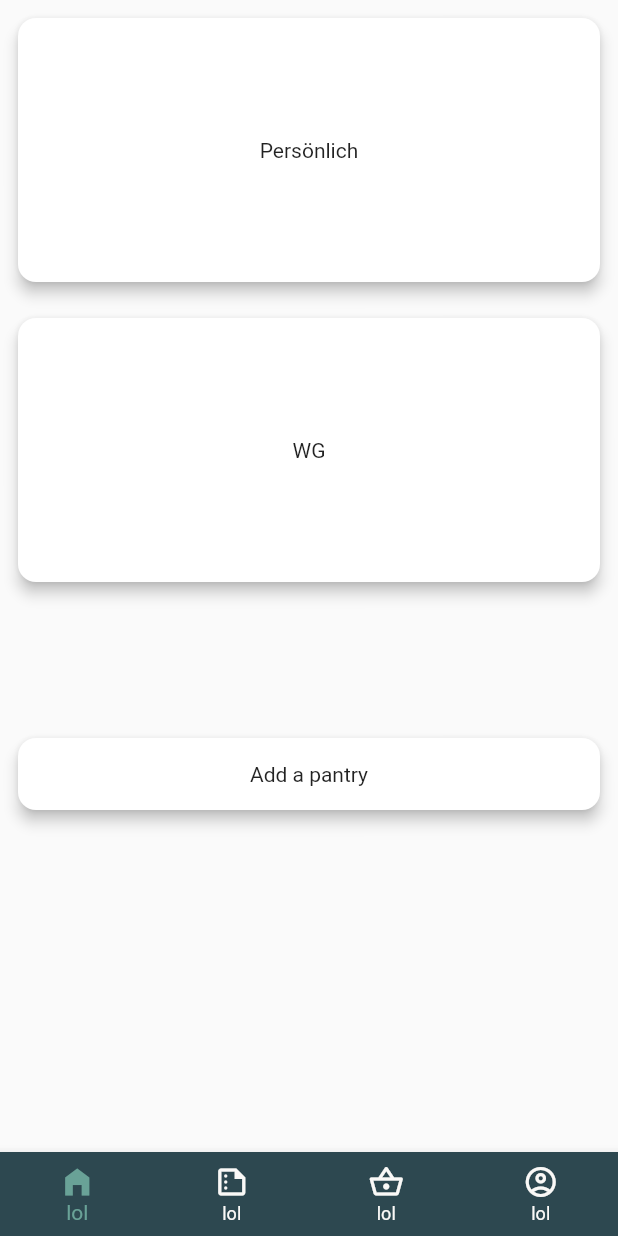
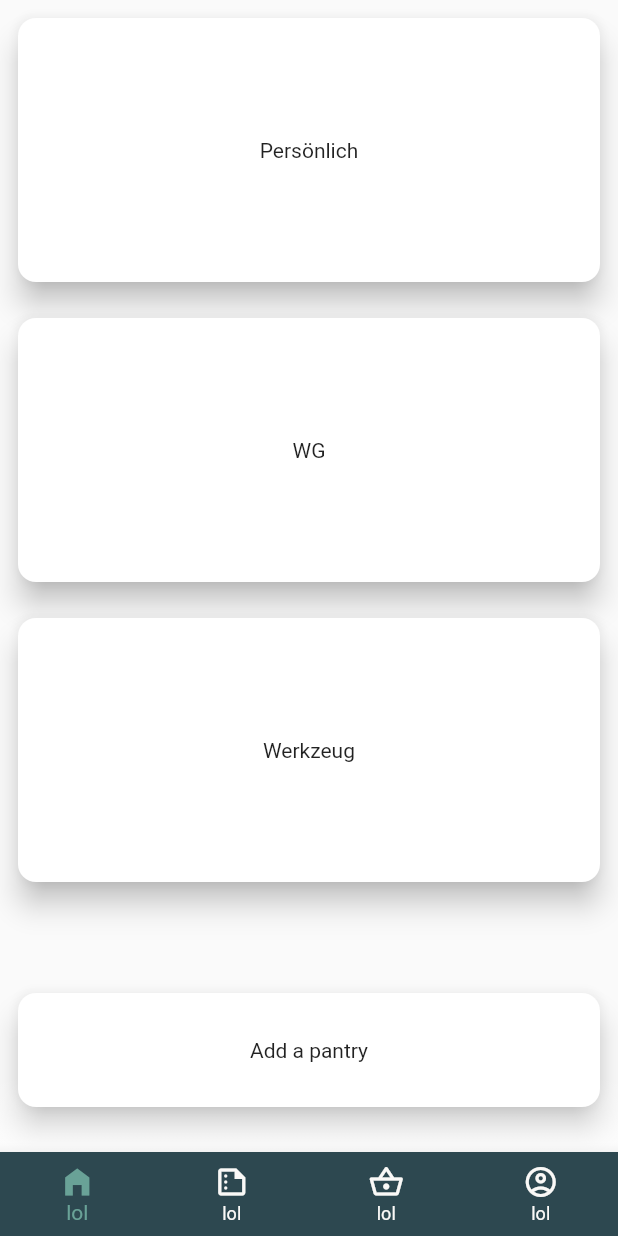
Before and after one commit to JMPorcher/shared-pantry, a Flutter app: the screen it shows after launch, on a phone screen of 412 x 824 dp. Run offline on Flutter 3.47's test engine with Material 2 defaults, Android fonts, the phone set to English and light mode, and no system bars; our stand-ins replace firebase_auth, firebase_core, flutter_svg, shared_preferences; missing offline and left inert: loop_page_view; accounts and stored records are empty.

Commit message:
HOME. Fixed OverviewScreen layout, made it scrollable. Added a gradient to the bottom of my scrollable lists to indicate scrollability.

```diff
--- a/lib/constants.dart
+++ b/lib/constants.dart
@@ -6,6 +6,7 @@ import 'models/pantry.dart';
 
 Pantry kTestPantry = Pantry(title: 'Persönlich', categories: [kTestCategory, kTestCategory2, kTestCategory]);
 Pantry kTestPantry2 = Pantry(title: 'WG', categories: [kTestCategory2]);
+Pantry kTestPantry3 = Pantry(title: 'Werkzeug', categories: [kTestCategory3]);
 
 ItemCategory kTestCategory = ItemCategory(
   'Kühlschrank',
@@ -29,6 +30,17 @@ List<Item> kTestList2 = [
   Item('Küchenrolle', isAvailable: true),
 ];
 
+ItemCategory kTestCategory3 = ItemCategory(
+    'Putzmittel',
+    items: kTestList2
+);
+
+List<Item> kTestList3 = [
+  Item('Äxte', isAvailable: false),
+  Item('Nägel', isAvailable: false),
+  Item('Hammer', isAvailable: true),
+];
+
 
 // Colors:
 const Color kColor1 = Color(0xFFFAF9F7);
--- a/lib/models/pantry.dart
+++ b/lib/models/pantry.dart
@@ -4,7 +4,6 @@ class Pantry {
   Pantry(
       {required this.title,
         List<ItemCategory>? categories,}) : categories = categories ?? [];
-      //TODO make categories required once testing phase is over
       //TODO required String pantryId;
       //TODO required String(userId) founder
       //TODO optional SvgPicture backgroundImage = default_image_asset
--- a/lib/providers/pantry_provider.dart
+++ b/lib/providers/pantry_provider.dart
@@ -10,7 +10,7 @@ class PantryProvider with ChangeNotifier {
   final List<ItemCategory> _categoriesList = [kTestCategory];
   List<ItemCategory> get categoriesList => _categoriesList;
 
-  final List<Pantry> _pantriesList = [kTestPantry, kTestPantry2];
+  final List<Pantry> _pantriesList = [kTestPantry, kTestPantry2, kTestPantry3];
   List<Pantry> get pantriesList => _pantriesList;
 
   final LoopPageController pageController = LoopPageController();
--- a/lib/screens/main_screen.dart
+++ b/lib/screens/main_screen.dart
@@ -50,16 +50,13 @@ class MainScreen extends StatelessWidget {
                 switchIndex(index);
                 pageController.animateToPage(index, duration: const Duration(milliseconds: 500), curve: Curves.ease);
               },
-              elevation: 6,
+              elevation: 8,
               backgroundColor: kColor51,
               unselectedItemColor: kColor1,
               selectedItemColor: kColor4,
           ),
           body: PageView(
-            onPageChanged: (index) {
-              switchIndex(index);
-              print(activePantryIndex);
-            },
+            onPageChanged: (index) => switchIndex(index),
           controller: pageController,
           children: [
             const OverviewScreen(),
--- a/lib/screens/overview_screen.dart
+++ b/lib/screens/overview_screen.dart
@@ -4,6 +4,8 @@ import 'package:shared_pantry/widgets/cards.dart';
 import '../models/pantry.dart';
 import '../providers/pantry_provider.dart';
 import 'package:provider/provider.dart';
+
+import '../widgets/list_bottom_gradient.dart';
 
 class OverviewScreen extends StatelessWidget {
   const OverviewScreen({super.key});
@@ -12,21 +14,35 @@ class OverviewScreen extends StatelessWidget {
   Widget build(BuildContext context) {
     List<Pantry> pantryList = context.watch<PantryProvider>().pantriesList;
 
-    return SingleChildScrollView(
-
-      child: Column(children: [
-        SizedBox(
-          height: pantryList.length * 240,
-          child: ListView.builder(
-              itemCount: pantryList.length,
-              itemExtent: 200,
-              itemBuilder: (_, index) {
-                Pantry currentPantry = pantryList[index];
-                return PantryCard.pantry(currentPantry);
-              }),
+    return Stack(
+      alignment: Alignment.bottomCenter,
+      children: [
+        ListView.builder(
+          itemCount: pantryList.isEmpty ? 1 : pantryList.length + 1,
+          itemBuilder: (_, index) {
+            if (index < pantryList.length) {
+              Pantry currentPantry = pantryList[index];
+              return SizedBox(
+                height: 200,
+                child: PantryCard.pantry(currentPantry),
+              );
+            } else {
+              return const Column(
+                children: [
+                  SizedBox(height: 50),
+                  SizedBox(
+                    height: 100,
+                    child: PantryCard.text('Add a pantry'),
+                  ),
+                ],
+              );
+            }
+          },
         ),
-        PantryCard.text(pantryList.isEmpty ? 'Add your first pantry' : 'Add a pantry')
-      ]),
+        ListBottomGradient(),
+      ],
     );
   }
+
+
 }
--- a/lib/screens/pantry_screen.dart
+++ b/lib/screens/pantry_screen.dart
@@ -1,6 +1,7 @@
 import 'package:flutter/material.dart';
 import 'package:shared_pantry/constants.dart';
 import 'package:shared_pantry/models/item_category.dart';
+import 'package:shared_pantry/widgets/list_bottom_gradient.dart';
 import 'package:shared_pantry/widgets/pantry_appbar.dart';
 
 import '../dialogs/edit_category_dialog.dart';
@@ -22,7 +23,10 @@ class PantryScreen extends StatelessWidget {
       backgroundColor: Colors.transparent,
       appBar: PantryAppBar(currentPantry: currentPantry),
       //TODO Replace AppBar with PantryCard
-      body: ListView(
+      body: Stack(
+        alignment: Alignment.bottomCenter,
+        children:
+        [ListView(
           children: [
             // Categories
             Column(
@@ -56,6 +60,9 @@ class PantryScreen extends StatelessWidget {
             AddCategoryButton(currentCategoryList: currentCategoryList),
           ],
         ),
+        ListBottomGradient()
+        ]
+      ),
     );
   }
 }
--- a/lib/widgets/cards.dart
+++ b/lib/widgets/cards.dart
@@ -21,7 +21,7 @@ class PantryCard extends StatelessWidget {
     return Padding(
       padding: const EdgeInsets.all(8.0),
       child: Card(
-        elevation: 4.0,
+        elevation: 8.0,
         shape: RoundedRectangleBorder(borderRadius: BorderRadius.circular(12.0)),
         child: Center(child: Padding(
           padding: const EdgeInsets.all(16.0),
--- /dev/null
+++ b/lib/widgets/list_bottom_gradient.dart
@@ -0,0 +1,23 @@
+import 'package:flutter/material.dart';
+
+class ListBottomGradient extends StatelessWidget {
+  const ListBottomGradient({super.key});
+
+  @override
+  Widget build(BuildContext context) {
+    return Container(
+      decoration: BoxDecoration(
+        gradient: LinearGradient(
+          begin: Alignment.bottomCenter,
+          end: Alignment.topCenter,
+          colors: [
+            Colors.white.withOpacity(0.5), // Start with transparent
+            Colors.white.withOpacity(0.0), // Transition to white or any other color
+          ],
+        ),
+      ),
+      width: double.infinity, // Width as per your requirements
+      height: 50.0, // Height as per your requirements
+    );
+  }
+}
```
Lines whose indentation alone changed are shown as unchanged.
